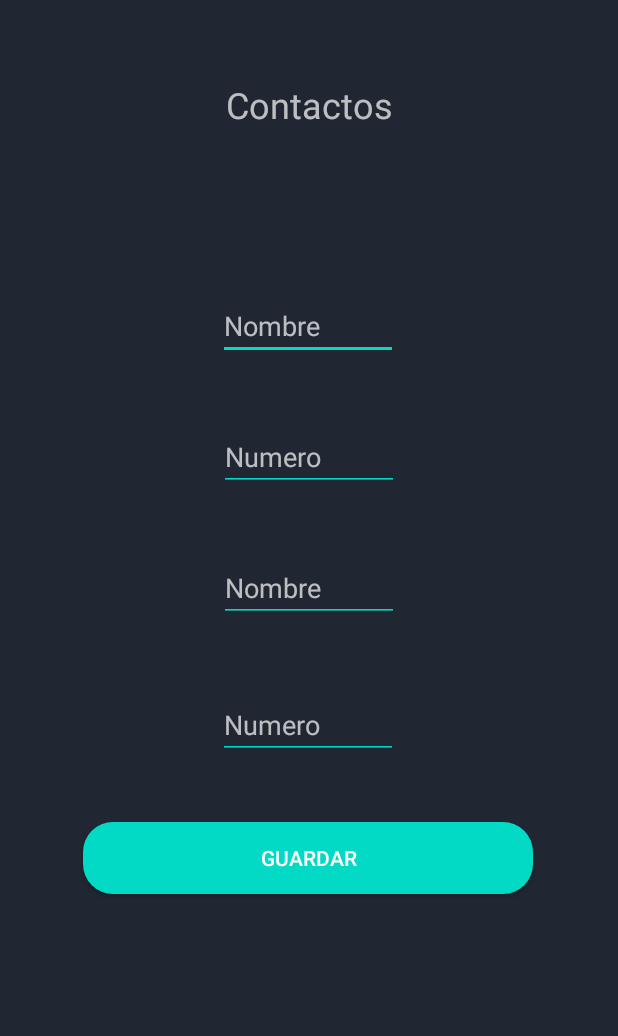
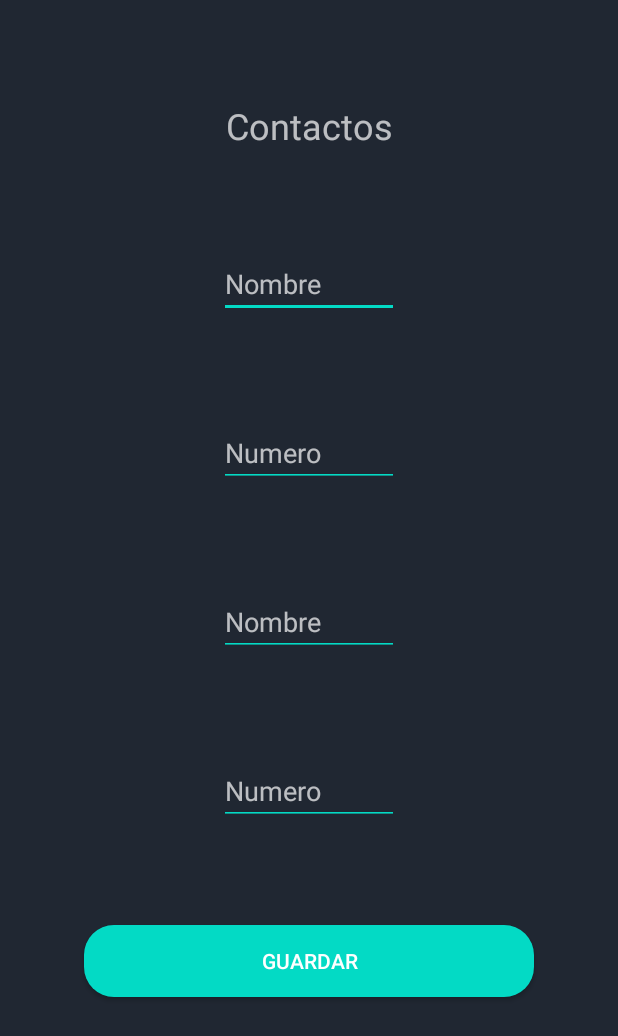
Before and after one commit to MarianoRiquelme26/grupo_610, an Android app: the Contacto screen opened directly, with no data from a screen before it, on a phone screen of 412 x 824 dp. Shown: the top 1036 px of the screen. Run offline under Robolectric (Android 15) with nearby library versions, the phone set to English and light mode, and no system bars.

Commit message:
se agrega actualizacion a pantalla de contacto

```diff
--- a/CODIGO/app/src/main/res/layout/activity_contacto.xml
+++ b/CODIGO/app/src/main/res/layout/activity_contacto.xml
@@ -4,64 +4,60 @@
     xmlns:tools="http://schemas.android.com/tools"
     android:layout_width="match_parent"
     android:layout_height="match_parent"
-    tools:context=".Contacto"
-    android:background="#202732">
+    android:background="#202732"
+    tools:context=".Contacto">
 
     <EditText
         android:id="@+id/textNombre1"
         android:layout_width="120dp"
         android:layout_height="wrap_content"
-        android:layout_marginBottom="584dp"
         android:backgroundTint="@color/colorAccent"
         android:editable="true"
         android:hint="@string/Nombre"
-        app:layout_constraintBottom_toBottomOf="parent"
+        app:layout_constraintBottom_toTopOf="@+id/textNumero1"
         app:layout_constraintEnd_toEndOf="parent"
-        app:layout_constraintHorizontal_bias="0.498"
-        app:layout_constraintStart_toStartOf="parent" />
+        app:layout_constraintHorizontal_bias="0.5"
+        app:layout_constraintStart_toStartOf="parent"
+        app:layout_constraintTop_toBottomOf="@+id/textView" />
 
     <EditText
         android:id="@+id/textNumero1"
         android:layout_width="120dp"
         android:layout_height="wrap_content"
-        android:layout_marginTop="42dp"
         android:backgroundTint="@color/colorAccent"
         android:editable="true"
         android:hint="@string/Numero"
-        app:layout_constraintBottom_toBottomOf="parent"
+        app:layout_constraintBottom_toTopOf="@+id/textNombre2"
         app:layout_constraintEnd_toEndOf="parent"
+        app:layout_constraintHorizontal_bias="0.5"
         app:layout_constraintStart_toStartOf="parent"
-        app:layout_constraintTop_toBottomOf="@+id/textNombre1"
-        app:layout_constraintVertical_bias="0.0" />
+        app:layout_constraintTop_toBottomOf="@+id/textNombre1" />
 
     <EditText
         android:id="@+id/textNombre2"
         android:layout_width="120dp"
         android:layout_height="wrap_content"
-        android:layout_marginTop="41dp"
         android:backgroundTint="@color/colorAccent"
         android:editable="true"
         android:hint="@string/Nombre"
-        app:layout_constraintBottom_toBottomOf="parent"
+        app:layout_constraintBottom_toTopOf="@+id/textNumero2"
         app:layout_constraintEnd_toEndOf="parent"
+        app:layout_constraintHorizontal_bias="0.5"
         app:layout_constraintStart_toStartOf="parent"
-        app:layout_constraintTop_toBottomOf="@+id/textNumero1"
-        app:layout_constraintVertical_bias="0.002" />
+        app:layout_constraintTop_toBottomOf="@+id/textNumero1" />
 
     <EditText
         android:id="@+id/textNumero2"
         android:layout_width="120dp"
         android:layout_height="wrap_content"
-        android:layout_marginTop="46dp"
         android:backgroundTint="@color/colorAccent"
         android:editable="true"
         android:hint="@string/Numero"
-        app:layout_constraintBottom_toBottomOf="parent"
+        app:layout_constraintBottom_toTopOf="@+id/guardar"
         app:layout_constraintEnd_toEndOf="parent"
-        app:layout_constraintHorizontal_bias="0.498"
+        app:layout_constraintHorizontal_bias="0.5"
         app:layout_constraintStart_toStartOf="parent"
-        app:layout_constraintTop_toBottomOf="@+id/textNombre2"
-        app:layout_constraintVertical_bias="0.0" />
+        app:layout_constraintTop_toBottomOf="@+id/textNombre2" />
 
     <TextView
         android:id="@+id/textView"
@@ -69,24 +65,23 @@
         android:layout_height="wrap_content"
         android:text="@string/Contactos"
         android:textSize="24sp"
-        app:layout_constraintBottom_toBottomOf="parent"
+        app:layout_constraintBottom_toTopOf="@+id/textNombre1"
         app:layout_constraintEnd_toEndOf="parent"
+        app:layout_constraintHorizontal_bias="0.5"
         app:layout_constraintStart_toStartOf="parent"
-        app:layout_constraintTop_toTopOf="parent"
-        app:layout_constraintVertical_bias="0.067" />
+        app:layout_constraintTop_toTopOf="parent" />
 
     <Button
         android:id="@+id/guardar"
         android:layout_width="300dp"
         android:layout_height="wrap_content"
-        android:layout_marginTop="42dp"
+        android:layout_marginBottom="92dp"
         android:background="@drawable/boton_mio1"
         android:onClick="guardar"
         android:text="@string/Guardar"
         app:layout_constraintBottom_toBottomOf="parent"
         app:layout_constraintEnd_toEndOf="parent"
-        app:layout_constraintHorizontal_bias="0.495"
+        app:layout_constraintHorizontal_bias="0.5"
         app:layout_constraintStart_toStartOf="parent"
-        app:layout_constraintTop_toBottomOf="@+id/textNumero2"
-        app:layout_constraintVertical_bias="0.0" />
+        app:layout_constraintTop_toBottomOf="@+id/textNumero2" />
 </androidx.constraintlayout.widget.ConstraintLayout>
```
